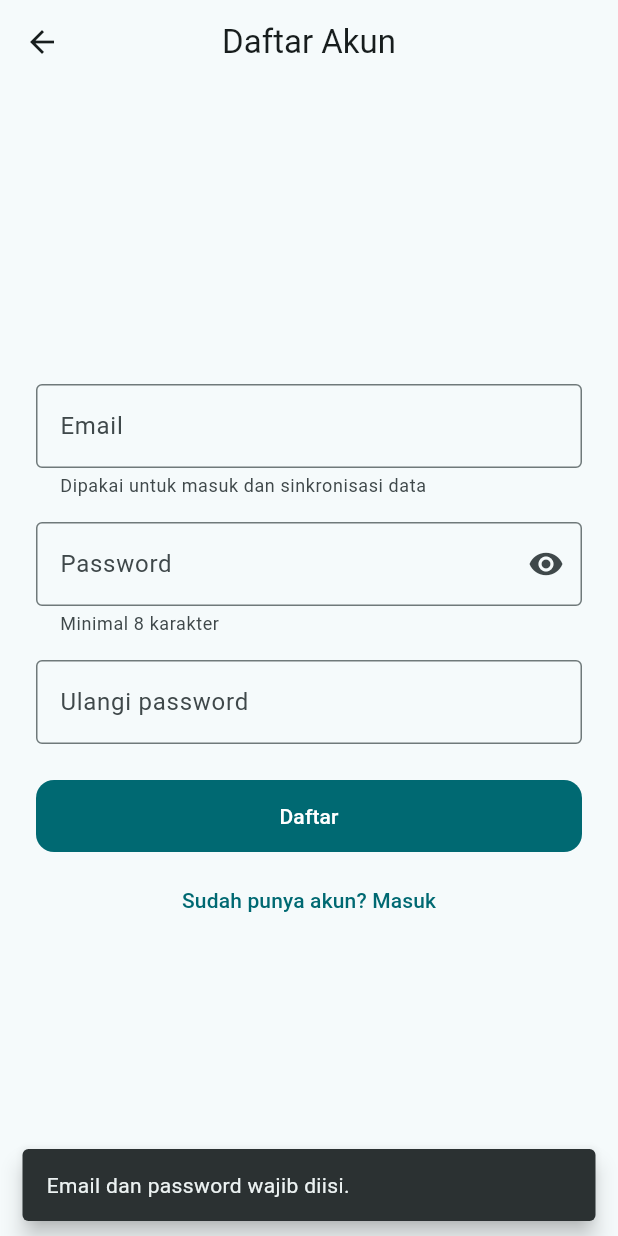
After one commit to dimascoded/Mobile-finalProject-UltimateFanzone, a Flutter app: the RegisterScreen screen opened directly, after a tap on "Daftar", on a phone screen of 412 x 824 dp. The commit adds this screen. Run offline on Flutter 3.47's test engine with Material 3 defaults, Android fonts, the phone set to English and light mode, and no system bars; our stand-ins replace dio, flutter_compass, flutter_local_notifications, flutter_riverpod, flutter_secure_storage, flutter_timezone and 7 more; missing offline and left inert: google_mlkit_text_recognition, web3dart; accounts and stored records are empty.

Commit message:
fix(U1-U5): registrasi, pesan auth Indonesia, dan data per pengguna
U1: layar RegisterScreen baru (email, password, konfirmasi) dengan tautan
"Daftar" di layar login. Repository menambah register() yang memvalidasi
konfirmasi dan panjang password, menghash SHA-256 di klien, memanggil
POST /auth/register, memetakan 409 menjadi "Email sudah terdaftar", lalu
langsung login.

U2: AuthException dan describeAuthError() memetakan DioException ke
kalimat Indonesia (401/403 kredensial, timeout, tanpa koneksi, sertifikat,
status lain memakai pesan server). Login, register, LockScreen, dan
RegisterScreen semuanya menampilkannya, jadi teks galat mentah tidak lagi
muncul di UI.

U3: AuthRepository menolak login dan registrasi saat mode mock tanpa
BACKEND_URL di build rilis, lewat ensureMockAllowed. Alamat server dan
izin mock bisa disuntikkan supaya aturan ini bisa diuji.

U4: logout menghapus seluruh data pengguna, bukan hanya token. Kunci Hive
yang dihapus: pengeluaran, anggaran, prediksi, rantai blok, foto profil,
saran, daftar notifikasi, harian penalty, waktu sinkronisasi, tim
favorit, dan cache Pundit per klub. Secure storage ikut kehilangan
session_token, session_expiry, user_email, dan wallet_private_key.
Provider yang masih menyimpan data lama di memori di-invalidate, termasuk
foto profil dan saran dari dashboard, dan sesi/email ikut di-invalidate
supaya layar startup tidak salah	status.

U5: masa berlaku sesi dibaca dari klaim exp JWT lewat tokenExpiry(),
sehingga app tidak mengklaim aktif padahal server sudah menolak token.
Nilai 7 hari kini hanya cadangan untuk token tanpa exp.

flutter analyze bersih, flutter test 164 lulus, server 22 lulus.

```diff
--- a/lib/features/auth/data/auth_repository.dart
+++ b/lib/features/auth/data/auth_repository.dart
@@ -1,57 +1,207 @@
 import 'package:dio/dio.dart';
+import 'package:flutter/foundation.dart' show kReleaseMode;
 import 'package:flutter_secure_storage/flutter_secure_storage.dart';
 import 'package:flutter_riverpod/flutter_riverpod.dart';
 import 'package:local_auth/local_auth.dart';
 import '../../../core/network/dio_client.dart';
 import '../../../core/utils/app_config.dart';
 import '../../../core/utils/crypto_utils.dart';
+import '../../../core/utils/jwt_utils.dart';
 
 const _tokenKey = 'session_token';
 const _expiryKey = 'session_expiry';
-const sessionDuration = Duration(days: 7);
+const _emailKey = 'user_email';
 
-final secureStorageProvider =
-    Provider((ref) => const FlutterSecureStorage());
+/// Cadangan kalau server tidak mengirim klaim `exp` pada token.
+const fallbackSessionDuration = Duration(days: 7);
+
+final secureStorageProvider = Provider((ref) => const FlutterSecureStorage());
+
+/// Galat autentikasi dengan pesan yang layak ditampilkan ke pengguna (U2).
+///
+/// Isinya sudah Bahasa Indonesia dan tidak pernah memuat `DioException` mentah,
+/// `uri` internal, atau kode status yang tidak berguna bagi pengguna.
+class AuthException implements Exception {
+  AuthException(this.message);
+
+  final String message;
+
+  @override
+  String toString() => message;
+}
+
+/// Petakan kegagalan jaringan/server menjadi kalimat Indonesia.
+String describeAuthError(Object error) {
+  if (error is AuthException) return error.message;
+  if (error is DioException) {
+    final code = error.response?.statusCode;
+    switch (error.type) {
+      case DioExceptionType.connectionTimeout:
+      case DioExceptionType.sendTimeout:
+      case DioExceptionType.receiveTimeout:
+        return 'Server tidak terjangkau. Coba beberapa saat lagi.';
+      case DioExceptionType.connectionError:
+        return 'Tidak ada koneksi ke server. Cek internetmu.';
+      case DioExceptionType.badCertificate:
+        return 'Sertifikat server tidak valid.';
+      case DioExceptionType.cancel:
+        return 'Permintaan dibatalkan.';
+      case DioExceptionType.badResponse:
+      case DioExceptionType.unknown:
+        return _describeStatus(code, error.response?.data);
+      default:
+        return _describeStatus(code, error.response?.data);
+    }
+  }
+  final text = error.toString();
+  if (text.startsWith('Exception: ')) return text.substring(11);
+  return text.isEmpty ? 'Gagal masuk.' : text;
+}
+
+/// 401/403 memang terjadi karena kredensial, jadi spesifik. Status lain
+/// sebaiknya dijelaskan server, tapi kalau tidak ada pakai bawaan.
+String _describeStatus(int? code, Object? body) {
+  final fromServer = body is Map ? body['error']?.toString().trim() : null;
+  if (code == 401 || code == 403) {
+    return fromServer != null && fromServer.isNotEmpty
+        ? fromServer
+        : 'Email atau password salah.';
+  }
+  if (fromServer != null && fromServer.isNotEmpty) return fromServer;
+  return code == null
+      ? 'Gagal menghubungi server.'
+      : 'Server menolak permintaan ($code). Coba lagi nanti.';
+}
 
 class AuthRepository {
-  AuthRepository(this._dio, this._storage, this._localAuth);
+  AuthRepository(
+    this._dio,
+    this._storage,
+    this._localAuth, {
+    String baseUrl = AppConfig.backendUrl,
+    bool? allowMock,
+  })  : _baseUrl = baseUrl,
+        _allowMock = allowMock ?? mockAllowedByDefault;
+
   final Dio _dio;
   final FlutterSecureStorage _storage;
   final LocalAuthentication _localAuth;
+  final String _baseUrl;
+  final bool _allowMock;
+
+  /// U3: mode mock hanya untuk pengembangan. Di build rilis, login dan
+  /// registrasi tanpa `BACKEND_URL` ditolak supaya tidak ada akun palsu yang
+  /// berhasil masuk dan menyimpan data lokal yang tidak pernah sampai server.
+  static bool get mockAllowedByDefault => !kReleaseMode;
+
+  bool get isMock => _baseUrl.isEmpty;
+
+  /// Melempar kalau aplikasi berjalan tanpa server di build rilis.
+  void ensureMockAllowed(String action) {
+    if (isMock && !_allowMock) {
+      throw AuthException(
+        'Build ini tidak punya alamat server, jadi "$action" dinonaktifkan.',
+      );
+    }
+  }
 
   Future<void> login(String email, String password) async {
+    final mail = email.trim();
+    if (mail.isEmpty || password.isEmpty) {
+      throw AuthException('Email dan password wajib diisi.');
+    }
+    ensureMockAllowed('Masuk');
+
     // Hash SHA-256 dilakukan SEBELUM password dikirim ke backend.
     final hashed = CryptoUtils.sha256Hash(password);
     String token;
 
-    if (AppConfig.backendUrl.isEmpty) {
+    if (isMock) {
       // Mode mock: backend belum tersedia.
-      await Future.delayed(const Duration(milliseconds: 600));
-      if (email.trim().isEmpty || password.isEmpty) {
-        throw Exception('Email dan password wajib diisi');
-      }
+      await Future<void>.delayed(const Duration(milliseconds: 600));
       token = 'mock-${hashed.substring(0, 24)}';
     } else {
-      final res = await _dio.post(
-        '${AppConfig.backendUrl}/auth/login',
-        data: {'email': email.trim(), 'password': hashed},
-      );
-      if (res.statusCode != 200) throw Exception('Login gagal (${res.statusCode})');
-      token = res.data['token'] as String;
+      final res =
+          await _post('/auth/login', {'email': mail, 'password': hashed});
+      final data = res.data;
+      if (data is! Map || data['token'] is! String) {
+        throw AuthException('Respons server tidak dikenali.');
+      }
+      token = data['token'] as String;
     }
+    await _saveSession(token, mail);
+  }
+
+  /// U1: buat akun baru. Password di-hash di klien, jadi password asli tidak
+  /// pernah meninggalkan perangkat.
+  Future<void> register(String email, String password, String confirm) async {
+    final mail = email.trim();
+    if (mail.isEmpty || password.isEmpty) {
+      throw AuthException('Email dan password wajib diisi.');
+    }
+    if (password != confirm) {
+      throw AuthException('Konfirmasi password tidak sama.');
+    }
+    if (password.length < 8) {
+      throw AuthException('Password minimal 8 karakter.');
+    }
+    ensureMockAllowed('Daftar');
+
+    final hashed = CryptoUtils.sha256Hash(password);
+    if (isMock) {
+      await Future<void>.delayed(const Duration(milliseconds: 600));
+    } else {
+      try {
+        final res =
+            await _post('/auth/register', {'email': mail, 'password': hashed});
+        if (res.data is! Map) {
+          throw AuthException('Respons server tidak dikenali.');
+        }
+      } on DioException catch (e) {
+        // U1: email sudah ada harus terbaca jelas, bukan "DioException 409".
+        if (e.response?.statusCode == 409) {
+          throw AuthException('Email sudah terdaftar. Silakan masuk.');
+        }
+        rethrow;
+      }
+    }
+    // Langsung masuk supaya pengguna tidak mengetik ulang akun yang baru dibuat.
+    await login(email, password);
+  }
+
+  /// POST ke server dengan galat jaringan sudah diterjemahkan (U2).
+  Future<Response<dynamic>> _post(
+      String path, Map<String, dynamic> data) async {
+    try {
+      return await _dio.post('$_baseUrl$path', data: data);
+    } on DioException catch (e) {
+      throw AuthException(describeAuthError(e));
+    }
+  }
+
+  Future<void> _saveSession(String token, String email) async {
     await _storage.write(key: _tokenKey, value: token);
+    // U5: masa berlaku ikut server (klaim `exp`), bukan tebakan 7 hari.
+    final expiresAt =
+        tokenExpiry(token) ?? DateTime.now().add(fallbackSessionDuration);
     await _storage.write(
       key: _expiryKey,
-      value: DateTime.now().add(sessionDuration).millisecondsSinceEpoch.toString(),
+      value: expiresAt.millisecondsSinceEpoch.toString(),
     );
-    await _storage.write(key: 'user_email', value: email.trim());
+    await _storage.write(key: _emailKey, value: email);
   }
 
   /// Sesi valid = token ada DAN belum kedaluwarsa. Sesi kedaluwarsa dihapus.
   Future<bool> hasSession() async {
     final token = await _storage.read(key: _tokenKey);
-    final expiry = int.tryParse(await _storage.read(key: _expiryKey) ?? '');
-    if (token == null || expiry == null) return false;
+    final stored = int.tryParse(await _storage.read(key: _expiryKey) ?? '');
+    if (token == null) return false;
+
+    // `exp` dari server adalah acuan; nilai yang disimpan hanya cadangan untuk
+    // token tanpa `exp` (misalnya token mock).
+    final fromJwt = tokenExpiry(token);
+    final expiry = fromJwt?.millisecondsSinceEpoch ?? stored;
+    if (expiry == null) return false;
     if (DateTime.now().millisecondsSinceEpoch > expiry) {
       await logout();
       return false;
@@ -60,27 +210,66 @@ class AuthRepository {
   }
 
   Future<bool> canUseBiometric() async =>
-      await _localAuth.isDeviceSupported() && await _localAuth.canCheckBiometrics;
+      await _localAuth.isDeviceSupported() &&
+      await _localAuth.canCheckBiometrics;
 
-  Future<String?> userEmail() => _storage.read(key: 'user_email');
+  Future<String?> userEmail() => _storage.read(key: _emailKey);
 
   /// Token JWT untuk endpoint yang butuh Authorization header.
   Future<String?> currentToken() => _storage.read(key: _tokenKey);
 
   /// Biometrik hanya valid jika sudah pernah login (token tersimpan).
   Future<bool> authenticateBiometric() async {
-    if (!await hasSession()) throw Exception('Login manual dulu minimal sekali');
-    if (!await canUseBiometric()) throw Exception('Biometrik tidak tersedia di perangkat ini');
-    return _localAuth.authenticate(
+    if (!await hasSession()) {
+      throw AuthException('Login manual dulu minimal sekali.');
+    }
+    if (!await canUseBiometric()) {
+      throw AuthException('Biometrik tidak tersedia di perangkat ini.');
+    }
+    final ok = await _localAuth.authenticate(
       localizedReason: 'Verifikasi identitas untuk masuk',
-      options: const AuthenticationOptions(biometricOnly: true, stickyAuth: true),
+      options:
+          const AuthenticationOptions(biometricOnly: true, stickyAuth: true),
     );
+    if (!ok) throw AuthException('Autentikasi biometrik gagal.');
+    return true;
   }
 
+  /// U4: hapus sesi beserta private key wallet, supaya akun berikutnya tidak
+  /// memakai dompet milik akun lama. Data pengguna di Hive dihapus oleh
+  /// pemanggil lewat `clearUserData()`.
   Future<void> logout() async {
     await _storage.delete(key: _tokenKey);
     await _storage.delete(key: _expiryKey);
+    await _storage.delete(key: _emailKey);
+    for (final key in AuthRepository.privateKeyKeys) {
+      await _storage.delete(key: key);
+    }
   }
+
+  /// Kunci secure storage milik pengguna: sesi, email, dan private key wallet.
+  static const privateKeyKeys = ['wallet_private_key'];
+
+  /// Semua kunci Hive yang berisi data pengguna (U4).
+  ///
+  /// Sisa kunci non-pengguna (tema, alasan penolakan izin, cache jadwal liga)
+  /// sengaja tidak dihapus: bukan data pribadi dan tidak memuat apa pun dari
+  /// akun lama.
+  static const userDataKeys = <String>[
+    'away_day_expenses', // pengeluaran
+    'away_day_budget_idr', // anggaran
+    'score_predictions', // prediksi skor
+    'passport_chain', // rantai blok + stamp
+    'profile_photo_path', // foto profil
+    'pam_feedback', // kesan dan saran
+    'notified_results', // daftar laga yang sudah dinotifikasi
+    'penalty_block_day', // harian penalty
+    'last_sync_at', // waktu sinkronisasi
+    'favorite_team', // tim favorit
+  ];
+
+  /// Prefiks kunci cache yang milik pengguna (pundit per klub).
+  static const userKeyPrefixes = <String>['pundit_'];
 }
 
 final authRepositoryProvider = Provider((ref) => AuthRepository(
--- a/lib/features/auth/presentation/login_screen.dart
+++ b/lib/features/auth/presentation/login_screen.dart
@@ -1,7 +1,9 @@
 import 'package:flutter/material.dart';
 import 'package:flutter_riverpod/flutter_riverpod.dart';
 import '../../dashboard/presentation/dashboard_screen.dart';
+import '../data/auth_repository.dart';
 import '../providers/auth_provider.dart';
+import 'register_screen.dart';
 
 class LoginScreen extends ConsumerStatefulWidget {
   const LoginScreen({super.key});
@@ -31,8 +33,9 @@ class _LoginScreenState extends ConsumerState<LoginScreen> {
                 MaterialPageRoute(builder: (_) => const DashboardScreen()));
           }
         },
+        // U2: tampilkan kalimat Indonesia, bukan teks galat mentah.
         error: (e, _) => ScaffoldMessenger.of(context)
-            .showSnackBar(SnackBar(content: Text('$e'))),
+            .showSnackBar(SnackBar(content: Text(describeAuthError(e)))),
       );
     });
 
@@ -61,7 +64,8 @@ class _LoginScreenState extends ConsumerState<LoginScreen> {
                 decoration: InputDecoration(
                   labelText: 'Password',
                   suffixIcon: IconButton(
-                    icon: Icon(_obscure ? Icons.visibility : Icons.visibility_off),
+                    icon: Icon(
+                        _obscure ? Icons.visibility : Icons.visibility_off),
                     onPressed: () => setState(() => _obscure = !_obscure),
                   ),
                 ),
@@ -87,9 +91,20 @@ class _LoginScreenState extends ConsumerState<LoginScreen> {
               OutlinedButton.icon(
                 onPressed: loading
                     ? null
-                    : () => ref.read(authProvider.notifier).loginWithBiometric(),
+                    : () =>
+                        ref.read(authProvider.notifier).loginWithBiometric(),
                 icon: const Icon(Icons.fingerprint),
                 label: const Text('Masuk dengan Biometrik'),
+              ),
+              const SizedBox(height: 4),
+              // U1: tanpa ini tidak ada cara membuat akun dari aplikasi.
+              TextButton(
+                onPressed: loading
+                    ? null
+                    : () => Navigator.of(context).push(MaterialPageRoute(
+                          builder: (_) => const RegisterScreen(),
+                        )),
+                child: const Text('Belum punya akun? Daftar'),
               ),
             ]),
           ),
--- /dev/null
+++ b/lib/features/auth/presentation/register_screen.dart
@@ -0,0 +1,122 @@
+import 'package:flutter/material.dart';
+import 'package:flutter_riverpod/flutter_riverpod.dart';
+import '../../dashboard/presentation/dashboard_screen.dart';
+import '../data/auth_repository.dart';
+import '../providers/auth_provider.dart';
+
+/// U1: layar pendaftaran akun baru.
+///
+/// Password di-hash SHA-256 di [AuthRepository.register] sebelum dikirim, jadi
+/// yang tampil di sini hanya kolom kosong; tidak ada log atau cache yang
+/// menyimpan password mentah.
+class RegisterScreen extends ConsumerStatefulWidget {
+  const RegisterScreen({super.key});
+
+  @override
+  ConsumerState<RegisterScreen> createState() => _RegisterScreenState();
+}
+
+class _RegisterScreenState extends ConsumerState<RegisterScreen> {
+  final _email = TextEditingController();
+  final _password = TextEditingController();
+  final _confirm = TextEditingController();
+  bool _obscure = true;
+
+  @override
+  void dispose() {
+    _email.dispose();
+    _password.dispose();
+    _confirm.dispose();
+    super.dispose();
+  }
+
+  @override
+  Widget build(BuildContext context) {
+    ref.listen<AsyncValue<bool>>(authProvider, (prev, next) {
+      next.whenOrNull(
+        data: (ok) {
+          if (ok) {
+            Navigator.pushReplacement(context,
+                MaterialPageRoute(builder: (_) => const DashboardScreen()));
+          }
+        },
+        // U2: pesan error sudah Bahasa Indonesia, bukan `DioException` mentah.
+        error: (e, _) => ScaffoldMessenger.of(context)
+            .showSnackBar(SnackBar(content: Text(describeAuthError(e)))),
+      );
+    });
+
+    final loading = ref.watch(authProvider).isLoading;
+
+    return Scaffold(
+      appBar: AppBar(title: const Text('Daftar Akun')),
+      body: SafeArea(
+        child: Center(
+          child: SingleChildScrollView(
+            padding: const EdgeInsets.all(24),
+            child: Column(
+                crossAxisAlignment: CrossAxisAlignment.stretch,
+                children: [
+                  TextField(
+                    controller: _email,
+                    keyboardType: TextInputType.emailAddress,
+                    autocorrect: false,
+                    decoration: const InputDecoration(
+                      labelText: 'Email',
+                      helperText: 'Dipakai untuk masuk dan sinkronisasi data',
+                    ),
+                  ),
+                  const SizedBox(height: 16),
+                  TextField(
+                    controller: _password,
+                    obscureText: _obscure,
+                    decoration: InputDecoration(
+                      labelText: 'Password',
+                      helperText: 'Minimal 8 karakter',
+                      suffixIcon: IconButton(
+                        icon: Icon(
+                            _obscure ? Icons.visibility : Icons.visibility_off),
+                        onPressed: () => setState(() => _obscure = !_obscure),
+                      ),
+                    ),
+                  ),
+                  const SizedBox(height: 16),
+                  TextField(
+                    controller: _confirm,
+                    obscureText: _obscure,
+                    decoration: const InputDecoration(
+                      labelText: 'Ulangi password',
+                    ),
+                  ),
+                  const SizedBox(height: 24),
+                  SizedBox(
+                    height: 48,
+                    child: FilledButton(
+                      onPressed: loading
+                          ? null
+                          : () => ref.read(authProvider.notifier).register(
+                                _email.text,
+                                _password.text,
+                                _confirm.text,
+                              ),
+                      child: loading
+                          ? const SizedBox(
+                              height: 20,
+                              width: 20,
+                              child: CircularProgressIndicator(strokeWidth: 2))
+                          : const Text('Daftar'),
+                    ),
+                  ),
+                  const SizedBox(height: 8),
+                  TextButton(
+                    onPressed:
+                        loading ? null : () => Navigator.of(context).maybePop(),
+                    child: const Text('Sudah punya akun? Masuk'),
+                  ),
+                ]),
+          ),
+        ),
+      ),
+    );
+  }
+}
--- a/lib/features/auth/providers/auth_provider.dart
+++ b/lib/features/auth/providers/auth_provider.dart
@@ -1,14 +1,25 @@
 import 'package:flutter_riverpod/flutter_riverpod.dart';
 import '../data/auth_repository.dart';
+import 'user_data_cleanup.dart';
 
 class AuthNotifier extends StateNotifier<AsyncValue<bool>> {
-  AuthNotifier(this._repo) : super(const AsyncData(false));
+  AuthNotifier(this._repo, this._ref) : super(const AsyncData(false));
   final AuthRepository _repo;
+  final Ref _ref;
 
   Future<void> login(String email, String password) async {
     state = const AsyncLoading();
     state = await AsyncValue.guard(() async {
       await _repo.login(email, password);
+      return true;
+    });
+  }
+
+  /// U1: daftar lalu langsung masuk.
+  Future<void> register(String email, String password, String confirm) async {
+    state = const AsyncLoading();
+    state = await AsyncValue.guard(() async {
+      await _repo.register(email, password, confirm);
       return true;
     });
   }
@@ -27,18 +38,32 @@ class AuthNotifier extends StateNotifier<AsyncValue<bool>> {
     });
   }
 
+  /// U4: keluar dari akun dan bersihkan semua jejak data pengguna.
+  ///
+  /// Token, email, dan private key wallet dihapus dari secure storage; data
+  /// pengguna di Hive (pengeluaran, prediksi, rantai, foto profil, saran,
+  /// favorit, cache Pundit) dihapus; provider yang masih menyimpan data lama di
+  /// memori dibuang. Sisa prefs perangkat seperti tema dan alasan penolakan
+  /// izin tidak dihapus karena bukan data pribadi.
   Future<void> logout() async {
     await _repo.logout();
+    await clearUserData();
+    invalidateUserDataProviders(_ref);
+    // Sesi dan email ikut kedaluwarsa supaya layar startup tidak mengira
+    // pengguna masih masuk.
+    _ref
+      ..invalidate(sessionProvider)
+      ..invalidate(userEmailProvider);
     state = const AsyncData(false);
   }
 }
 
 final authProvider = StateNotifierProvider<AuthNotifier, AsyncValue<bool>>(
-    (ref) => AuthNotifier(ref.watch(authRepositoryProvider)));
+    (ref) => AuthNotifier(ref.watch(authRepositoryProvider), ref));
 
 /// Dipakai saat startup untuk memutuskan Login vs Dashboard.
-final sessionProvider =
-    FutureProvider<bool>((ref) => ref.watch(authRepositoryProvider).hasSession());
+final sessionProvider = FutureProvider<bool>(
+    (ref) => ref.watch(authRepositoryProvider).hasSession());
 
-final userEmailProvider =
-    FutureProvider<String?>((ref) => ref.watch(authRepositoryProvider).userEmail());
+final userEmailProvider = FutureProvider<String?>(
+    (ref) => ref.watch(authRepositoryProvider).userEmail());
```
Also changed, not shown: lib/core/utils/jwt_utils.dart (added, +29 -0 lines), lib/features/auth/presentation/lock_screen.dart (+5 -2 lines), lib/features/auth/providers/user_data_cleanup.dart (added, +35 -0 lines), lib/features/dashboard/providers/dashboard_provider.dart (+17 -6 lines), 3 other files.
